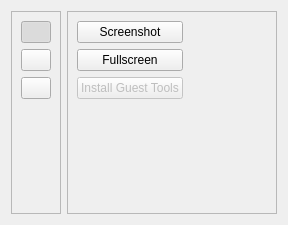
First picture: the form in ui/controlpanel.ui, repository uwolfer/qtemu, before the edit.
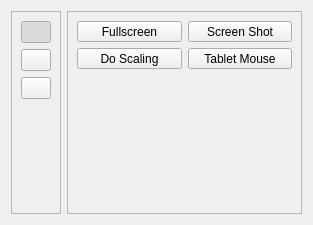
Second picture: the form after the edit. The open tabs and pages were chosen to show the change. Icons and pictures are not drawn.

Commit message: control panel navigation

```diff
--- a/ui/controlpanel.ui
+++ b/ui/controlpanel.ui
@@ -5,7 +5,7 @@
    <rect>
     <x>0</x>
     <y>0</y>
-    <width>288</width>
+    <width>313</width>
     <height>225</height>
    </rect>
   </property>
@@ -29,7 +29,7 @@
      </property>
      <layout class="QVBoxLayout" name="verticalLayout" >
       <item>
-       <widget class="QPushButton" name="pushButton" >
+       <widget class="QPushButton" name="mediaButton" >
         <property name="sizePolicy" >
          <sizepolicy vsizetype="Fixed" hsizetype="Fixed" >
           <horstretch>30</horstretch>
@@ -61,7 +61,7 @@
        </widget>
       </item>
       <item>
-       <widget class="QPushButton" name="pushButton_9" >
+       <widget class="QPushButton" name="optionButton" >
         <property name="maximumSize" >
          <size>
           <width>30</width>
@@ -123,7 +123,7 @@
     </widget>
    </item>
    <item>
-    <widget class="QStackedWidget" name="stackedWidget" >
+    <widget class="QStackedWidget" name="controlStack" >
      <property name="sizePolicy" >
       <sizepolicy vsizetype="Preferred" hsizetype="Minimum" >
        <horstretch>0</horstretch>
@@ -137,76 +137,14 @@
       <enum>QFrame::Raised</enum>
      </property>
      <property name="currentIndex" >
-      <number>1</number>
+      <number>0</number>
      </property>
-     <widget class="QWidget" name="page_3" >
-      <property name="geometry" >
-       <rect>
-        <x>3</x>
-        <y>3</y>
-        <width>226</width>
-        <height>211</height>
-       </rect>
-      </property>
-      <layout class="QHBoxLayout" name="horizontalLayout_6" >
-       <item>
-        <layout class="QVBoxLayout" name="verticalLayout_3" >
-         <item>
-          <widget class="QPushButton" name="pushButton_8" >
-           <property name="text" >
-            <string>USB Mouse</string>
-           </property>
-           <property name="checkable" >
-            <bool>true</bool>
-           </property>
-          </widget>
-         </item>
-         <item>
-          <widget class="QPushButton" name="pushButton_7" >
-           <property name="text" >
-            <string>Scale Display</string>
-           </property>
-           <property name="checkable" >
-            <bool>true</bool>
-           </property>
-          </widget>
-         </item>
-         <item>
-          <spacer name="verticalSpacer_3" >
-           <property name="orientation" >
-            <enum>Qt::Vertical</enum>
-           </property>
-           <property name="sizeHint" stdset="0" >
-            <size>
-             <width>20</width>
-             <height>40</height>
-            </size>
-           </property>
-          </spacer>
-         </item>
-        </layout>
-       </item>
-       <item>
-        <spacer name="horizontalSpacer_3" >
-         <property name="orientation" >
-          <enum>Qt::Horizontal</enum>
-         </property>
-         <property name="sizeHint" stdset="0" >
-          <size>
-           <width>72</width>
-           <height>20</height>
-          </size>
-         </property>
-        </spacer>
-       </item>
-      </layout>
-     </widget>
      <widget class="QWidget" name="page" >
       <property name="geometry" >
        <rect>
         <x>3</x>
         <y>3</y>
-        <width>226</width>
+        <width>251</width>
         <height>211</height>
        </rect>
       </property>
@@ -253,6 +191,10 @@
            <property name="text" >
             <string>Reload</string>
            </property>
+           <property name="icon" >
+            <iconset resource="../qtemu.qrc" >
+             <normaloff>:/images/oxygen/reload.png</normaloff>:/images/oxygen/reload.png</iconset>
+           </property>
           </widget>
          </item>
          <item>
@@ -319,6 +261,10 @@
            <property name="text" >
             <string>Reload</string>
            </property>
+           <property name="icon" >
+            <iconset resource="../qtemu.qrc" >
+             <normaloff>:/images/oxygen/reload.png</normaloff>:/images/oxygen/reload.png</iconset>
+           </property>
           </widget>
          </item>
          <item>
@@ -356,67 +302,157 @@
        <rect>
         <x>3</x>
         <y>3</y>
-        <width>235</width>
+        <width>251</width>
         <height>211</height>
        </rect>
       </property>
-      <layout class="QHBoxLayout" name="horizontalLayout_8" >
+      <layout class="QVBoxLayout" name="verticalLayout_4" >
        <item>
-        <layout class="QVBoxLayout" name="verticalLayout_4" >
-         <item>
-          <widget class="QPushButton" name="pushButton_11" >
-           <property name="text" >
-            <string>Screenshot</string>
+        <layout class="QGridLayout" name="gridLayout" >
+         <property name="sizeConstraint" >
+          <enum>QLayout::SetDefaultConstraint</enum>
+         </property>
+         <item row="0" column="0" >
+          <widget class="QToolButton" name="toolButton" >
+           <property name="sizePolicy" >
+            <sizepolicy vsizetype="Fixed" hsizetype="Preferred" >
+             <horstretch>0</horstretch>
+             <verstretch>0</verstretch>
+            </sizepolicy>
            </property>
-          </widget>
-         </item>
-         <item>
-          <widget class="QPushButton" name="pushButton_10" >
            <property name="text" >
             <string>Fullscreen</string>
            </property>
+           <property name="icon" >
+            <iconset resource="../qtemu.qrc" >
+             <normaloff>:/images/oxygen/fullscreen.png</normaloff>:/images/oxygen/fullscreen.png</iconset>
+           </property>
+           <property name="iconSize" >
+            <size>
+             <width>32</width>
+             <height>32</height>
+            </size>
+           </property>
+           <property name="checkable" >
+            <bool>true</bool>
+           </property>
+           <property name="toolButtonStyle" >
+            <enum>Qt::ToolButtonTextUnderIcon</enum>
+           </property>
           </widget>
          </item>
-         <item>
-          <widget class="QPushButton" name="pushButton_12" >
-           <property name="enabled" >
-            <bool>false</bool>
+         <item row="0" column="1" >
+          <widget class="QToolButton" name="toolButton_2" >
+           <property name="sizePolicy" >
+            <sizepolicy vsizetype="Fixed" hsizetype="Preferred" >
+             <horstretch>0</horstretch>
+             <verstretch>0</verstretch>
+            </sizepolicy>
            </property>
            <property name="text" >
-            <string>Install Guest Tools</string>
+            <string>Screen Shot</string>
            </property>
+           <property name="icon" >
+            <iconset resource="../qtemu.qrc" >
+             <normaloff>:/images/oxygen/camera.png</normaloff>:/images/oxygen/camera.png</iconset>
+           </property>
+           <property name="iconSize" >
+            <size>
+             <width>32</width>
+             <height>32</height>
+            </size>
+           </property>
+           <property name="toolButtonStyle" >
+            <enum>Qt::ToolButtonTextUnderIcon</enum>
+           </property>
           </widget>
          </item>
-         <item>
-          <spacer name="verticalSpacer_4" >
-           <property name="orientation" >
-            <enum>Qt::Vertical</enum>
+         <item row="1" column="0" >
+          <widget class="QToolButton" name="toolButton_3" >
+           <property name="sizePolicy" >
+            <sizepolicy vsizetype="Fixed" hsizetype="Preferred" >
+             <horstretch>0</horstretch>
+             <verstretch>0</verstretch>
+            </sizepolicy>
            </property>
-           <property name="sizeHint" stdset="0" >
+           <property name="text" >
+            <string>Do Scaling</string>
+           </property>
+           <property name="icon" >
+            <iconset resource="../qtemu.qrc" >
+             <normaloff>:/images/oxygen/scale.png</normaloff>:/images/oxygen/scale.png</iconset>
+           </property>
+           <property name="iconSize" >
             <size>
-             <width>20</width>
-             <height>40</height>
+             <width>32</width>
+             <height>32</height>
             </size>
            </property>
-          </spacer>
+           <property name="checkable" >
+            <bool>true</bool>
+           </property>
+           <property name="toolButtonStyle" >
+            <enum>Qt::ToolButtonTextUnderIcon</enum>
+           </property>
+          </widget>
+         </item>
+         <item row="1" column="1" >
+          <widget class="QToolButton" name="toolButton_4" >
+           <property name="sizePolicy" >
+            <sizepolicy vsizetype="Fixed" hsizetype="Preferred" >
+             <horstretch>0</horstretch>
+             <verstretch>0</verstretch>
+            </sizepolicy>
+           </property>
+           <property name="text" >
+            <string>Tablet Mouse</string>
+           </property>
+           <property name="icon" >
+            <iconset resource="../qtemu.qrc" >
+             <normaloff>:/images/oxygen/mouse.png</normaloff>:/images/oxygen/mouse.png</iconset>
+           </property>
+           <property name="iconSize" >
+            <size>
+             <width>32</width>
+             <height>32</height>
+            </size>
+           </property>
+           <property name="checkable" >
+            <bool>true</bool>
+           </property>
+           <property name="toolButtonStyle" >
+            <enum>Qt::ToolButtonTextUnderIcon</enum>
+           </property>
+          </widget>
          </item>
         </layout>
        </item>
        <item>
-        <spacer name="horizontalSpacer_8" >
+        <spacer name="verticalSpacer_4" >
          <property name="orientation" >
-          <enum>Qt::Horizontal</enum>
+          <enum>Qt::Vertical</enum>
          </property>
          <property name="sizeHint" stdset="0" >
           <size>
-           <width>40</width>
-           <height>20</height>
+           <width>20</width>
+           <height>40</height>
           </size>
          </property>
         </spacer>
        </item>
       </layout>
      </widget>
+     <widget class="QWidget" name="page_3" >
+      <property name="geometry" >
+       <rect>
+        <x>3</x>
+        <y>3</y>
+        <width>251</width>
+        <height>211</height>
+       </rect>
+      </property>
+      <layout class="QHBoxLayout" name="horizontalLayout_6" />
+     </widget>
     </widget>
    </item>
   </layout>
```
The commit also changes 4 other files.
